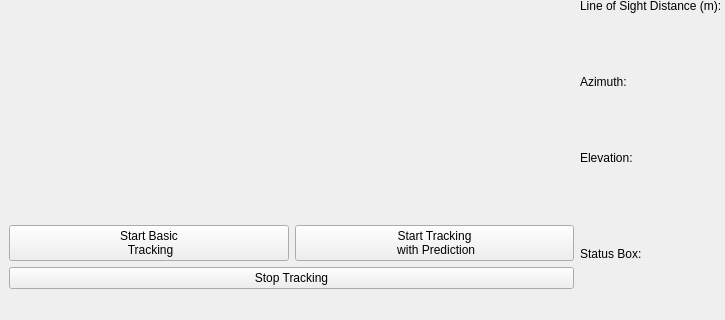
Above: correctGridLayout.ui from mathias314/Ground-Station-Tracker before the change; both pictures show x 0 to 725 and y 519 to 839 of the 1009 by 839 pixel window. Below: the same form after it.
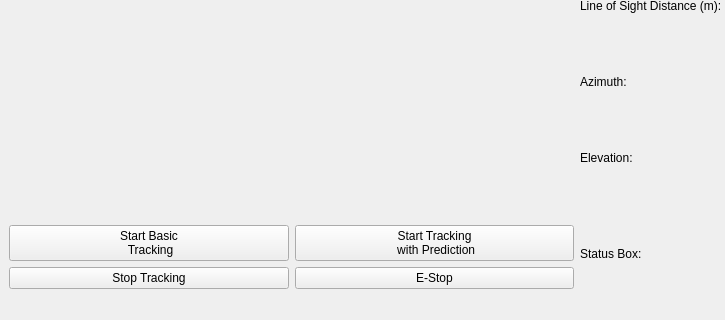
That is the form after the change.

Commit message: adding an estop button to immediately stop tracking

Diff of the .ui file:
```diff
--- a/correctGridLayout.ui
+++ b/correctGridLayout.ui
@@ -8,7 +8,7 @@
     <x>0</x>
     <y>0</y>
     <width>785</width>
-    <height>705</height>
+    <height>728</height>
    </rect>
   </property>
   <property name="windowTitle">
@@ -300,13 +300,6 @@
     </item>
     <item row="3" column="0">
      <layout class="QGridLayout" name="gridLayout_4">
-      <item row="1" column="0" colspan="2">
-       <widget class="QPushButton" name="stopButton">
-        <property name="text">
-         <string>Stop Tracking</string>
-        </property>
-       </widget>
-      </item>
       <item row="0" column="1">
        <widget class="QPushButton" name="predictionStartButton">
         <property name="text">
@@ -323,6 +316,20 @@
         </property>
        </widget>
       </item>
+      <item row="1" column="1">
+       <widget class="QPushButton" name="EStopButton">
+        <property name="text">
+         <string>E-Stop</string>
+        </property>
+       </widget>
+      </item>
+      <item row="1" column="0">
+       <widget class="QPushButton" name="stopButton">
+        <property name="text">
+         <string>Stop Tracking</string>
+        </property>
+       </widget>
+      </item>
      </layout>
     </item>
     <item row="1" column="1">
```
The commit also changes 4 other files.
